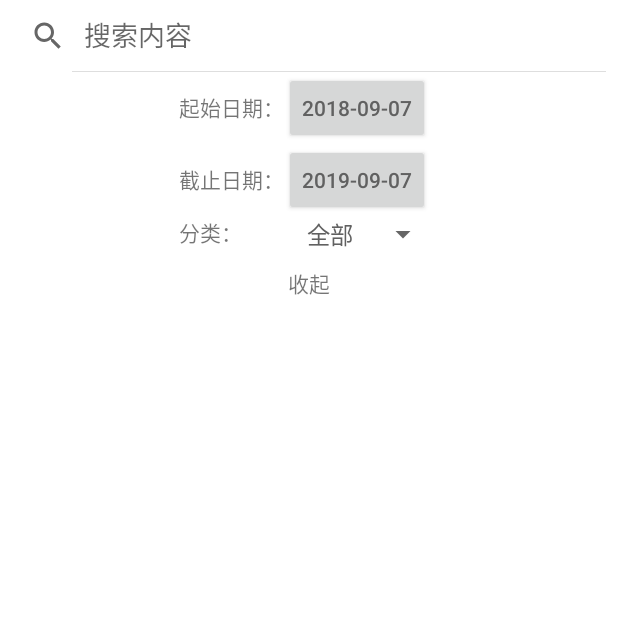
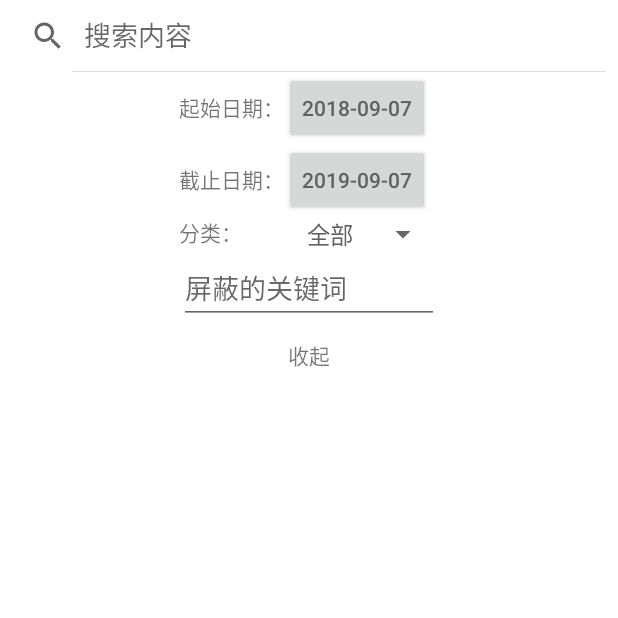
Before and after one commit to MashPlant/News, an Android app: the SelectActivity screen opened directly, with no data from a screen before it, after a tap on "更多选项", on a phone screen of 412 x 824 dp, the top half of it. Run offline under Robolectric (Android 15) with nearby library versions, the phone set to English and light mode, and no system bars; libraries missing offline, so code that uses them is left out: com.github.kittinunf.fuel, com.github.kittinunf.result, org.jetbrains.anko; 1 statement that could not run was skipped.

Commit message:
添加了新闻类别的增加删除；添加了屏蔽关键词；删除了列表页面顶上的搜索

```diff
--- a/app/src/main/java/com/java/lichenhao/NewsActivity.kt
+++ b/app/src/main/java/com/java/lichenhao/NewsActivity.kt
@@ -7,7 +7,6 @@ import android.net.Uri
 import android.os.Bundle
 import android.provider.MediaStore
 import android.support.v7.app.AppCompatActivity
-import android.util.Log
 import android.view.Menu
 import android.view.MenuItem
 import android.view.View
--- a/app/src/main/java/com/java/lichenhao/SelectActivity.kt
+++ b/app/src/main/java/com/java/lichenhao/SelectActivity.kt
@@ -2,15 +2,12 @@ package com.java.lichenhao
 
 import android.app.DatePickerDialog
 import android.content.Context
-import android.content.SharedPreferences
-import android.net.sip.SipSession
 import kotlinx.android.synthetic.main.content_select.*
 
 import android.os.Bundle
 import android.support.v7.app.AppCompatActivity
-import android.support.v7.app.AppCompatDelegate
 import android.util.Log
-import android.view.Menu
+import android.view.KeyEvent
 import android.view.View
 import android.widget.*
 import java.util.*
@@ -18,15 +15,8 @@ import java.util.*
 import com.github.kittinunf.fuel.gson.responseObject
 import com.github.kittinunf.fuel.httpGet
 import com.github.kittinunf.result.Result
-import kotlinx.android.synthetic.main.content_select.view.*
 import java.net.URLEncoder
 import java.text.SimpleDateFormat
-import java.util.GregorianCalendar
-import android.app.Activity
-import android.content.Intent
-import android.widget.AdapterView
-
-
 
 
 const val BASE_URL = "https://api2.newsminer.net/svc/news/queryNewsList?"
@@ -43,7 +33,6 @@ data class Query(
 
 class SelectActivity : AppCompatActivity() {
 
-    val query: Query? = null
     var listItems = ArrayList<String>()
     var adapter: ArrayAdapter<String>? = null
     val searchHistory_sharePreferenceName = "searchHistory"
@@ -54,10 +43,6 @@ class SelectActivity : AppCompatActivity() {
         val year = c.get(Calendar.YEAR) - 1
         val month = c.get(Calendar.MONTH) + 1
         val day = c.get(Calendar.DAY_OF_MONTH)
-
-//        Log.e("year", "" + year)
-//        Log.e("month", "" + month)
-//        Log.e("day", "" + day)
 
         val y = year.toString()
         var m = month.toString()
@@ -187,6 +172,12 @@ class SelectActivity : AppCompatActivity() {
         )
         searchHistory.adapter = adapter
 
+        dislike.setOnKeyListener { _, keyCode, _ ->
+            if (keyCode == KeyEvent.KEYCODE_ENTER) {
+                searchNews.setQuery(searchNews.query, true)
+                true
+            } else false
+        }
         searchHistory.setOnItemClickListener { adapterView, view, i, l ->
             val touch = adapterView.getItemAtPosition(i) as String
             searchNews.setQuery(touch, false)
@@ -213,7 +204,7 @@ class SelectActivity : AppCompatActivity() {
                     listItems.removeAt(MAX_HISTORY)
                 }
                 adapter?.notifyDataSetChanged()
-                var query = Query(
+                val query = Query(
                     size = 15,
                     startDate = startDate.text.toString(),
                     endDate = endDate.text.toString(),
@@ -234,17 +225,24 @@ class SelectActivity : AppCompatActivity() {
                     when (result) {
                         is Result.Failure -> {
                             val ex = result.getException()
-                            Log.e("my", ex.toString())
+                            Toast.makeText(
+                                this@SelectActivity,
+                                "${resources.getString(R.string.network_err)}: $ex", Toast.LENGTH_SHORT
+                            ).show()
                         }
                         is Result.Success -> {
                             val data = result.get()
-                            Log.e("my", data.toString())
-                            intent.putExtra("SelectActivityResult", data)
+                            val dislikeKw = dislike.text.split(' ').toHashSet()
+                            val filteredNews =
+                                data.data.filterNot { it.keywords.any { kw -> dislikeKw.contains(kw.word) } }
+                                    .toTypedArray()
+                            val filteredData = data.copy(data = filteredNews)
+                            intent.putExtra("SelectActivityResult", filteredData)
                             setResult(42, intent)
                             finish()
                         }
                     }
-                }.join()
+                }
                 return false
             }
 
--- a/app/src/main/res/layout/content_select.xml
+++ b/app/src/main/res/layout/content_select.xml
@@ -1,6 +1,8 @@
 <?xml version="1.0" encoding="utf-8"?>
 <android.support.constraint.ConstraintLayout xmlns:android="http://schemas.android.com/apk/res/android"
-                                             xmlns:app="http://schemas.android.com/apk/res-auto" xmlns:tools="http://schemas.android.com/tools" android:layout_width="match_parent"
+                                             xmlns:app="http://schemas.android.com/apk/res-auto"
+                                             xmlns:tools="http://schemas.android.com/tools"
+                                             android:layout_width="match_parent"
                                              android:layout_height="match_parent">
     <LinearLayout
             android:layout_width="match_parent"
@@ -75,7 +77,16 @@
             </LinearLayout>
 
 
-
+            <LinearLayout
+                    android:layout_width="match_parent"
+                    android:layout_height="wrap_content"
+                    android:orientation="horizontal">
+                <EditText android:layout_width="match_parent"
+                          android:layout_height="wrap_content"
+                          android:id="@+id/dislike"
+                          android:lines="1"
+                          android:hint="屏蔽的关键词"/>
+            </LinearLayout>
 
             <!--<EditText-->
             <!--android:id="@+id/categories"-->
@@ -99,6 +110,4 @@
     </LinearLayout>
 
 
-
-
 </android.support.constraint.ConstraintLayout>
```
Also changed, not shown: app/src/main/java/com/java/lichenhao/ListActivity.kt (+89 -52 lines), app/src/main/res/menu/activity_list.xml (+8 -6 lines). Lines whose indentation alone changed are shown as unchanged.
